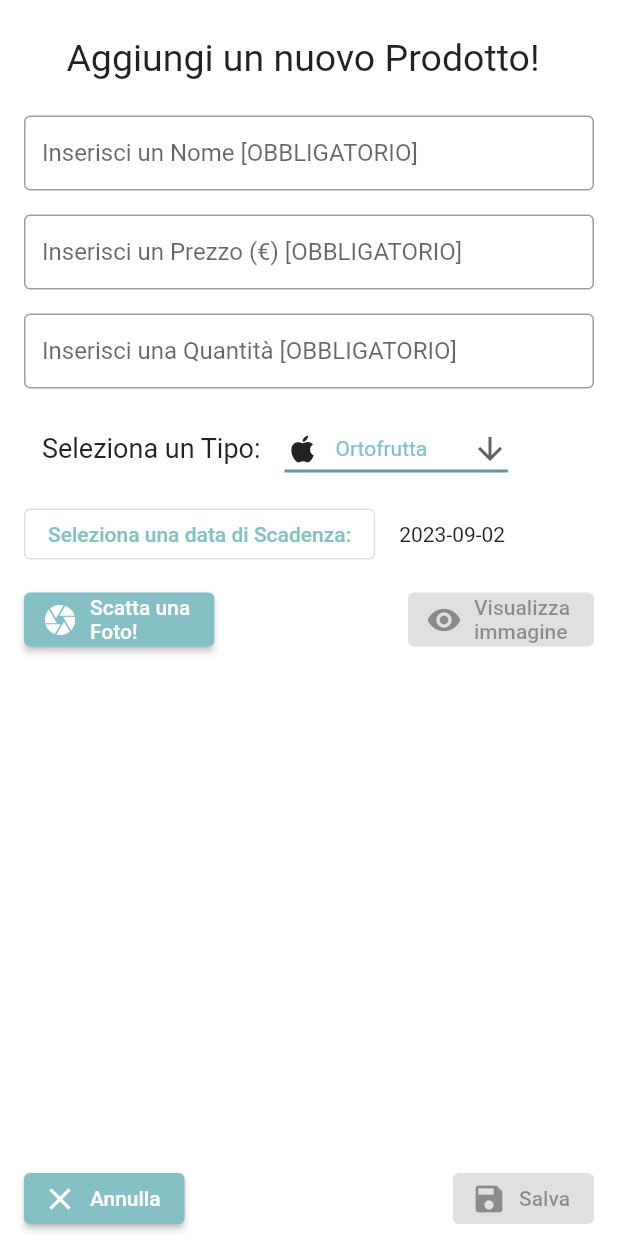
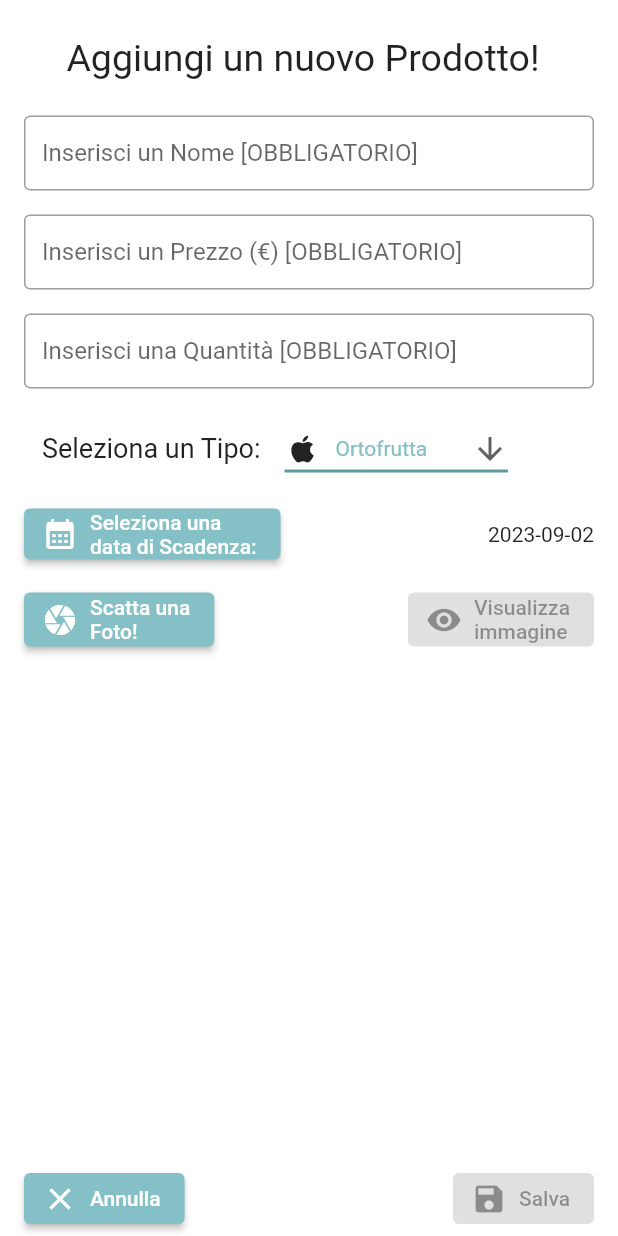
Before and after one commit to UmutBulut/PantrySmart, a Flutter app: the ListaView screen opened directly, after a tap on "Aggiungi", on a phone screen of 412 x 824 dp. Run offline on Flutter 3.47's test engine with Material 2 defaults, Android fonts, the phone set to English and light mode, and no system bars; our stand-ins replace bloc, flutter_bloc, flutter_keyboard_visibility, image_picker, shared_preferences; accounts and stored records are empty.

Commit message:
uniformato stile pulsante date picker

```diff
--- a/lib/Components/DatePicker.dart
+++ b/lib/Components/DatePicker.dart
@@ -81,12 +81,21 @@ class _PantryDatePickerState extends State<PantryDatePicker>
         child: Padding(
           padding: const EdgeInsets.fromLTRB(16,8,16,8),
           child: Row(
+            mainAxisAlignment: MainAxisAlignment.spaceBetween,
             children: [
-              OutlinedButton(
+              ElevatedButton.icon(
+                style: ButtonStyle(
+                ),
                 onPressed: () {
                   _restorableDatePickerRouteFuture.present();
                 },
-                child: Text(widget.buttonLabel),
+                icon: Icon( // <-- Icon
+                  Icons.calendar_month_sharp,
+                  size: 24.0,
+                ),
+                label: Text(
+                    widget.buttonLabel
+                ), // <-- Text
               ),
               Padding(
                 padding: const EdgeInsets.fromLTRB(16,0,0,0),
--- a/lib/Presentation/Screens/prodottoView.dart
+++ b/lib/Presentation/Screens/prodottoView.dart
@@ -279,7 +279,7 @@ class ProdottoViewState extends State<ProdottoView> {
         SizedBox(
           height: 50,
           child: PantryDatePicker(
-            buttonLabel: 'Seleziona una data di Scadenza:',
+            buttonLabel: 'Seleziona una\ndata di Scadenza:',
             notifyParent: getSelectedDate,
             resettato: false,
             dateString: widget.scadenza!,
--- a/lib/Presentation/Screens/storicoView.dart
+++ b/lib/Presentation/Screens/storicoView.dart
@@ -110,7 +110,7 @@ class StoricoViewState extends State<StoricoView> {
             mainAxisAlignment: MainAxisAlignment.spaceBetween,
             children: [
               SizedBox(
-                width: 223,
+                width: 255,
                 height: 50,
                 child: PantryDatePicker(
                   buttonLabel: 'Filtra\nper data:',
```
